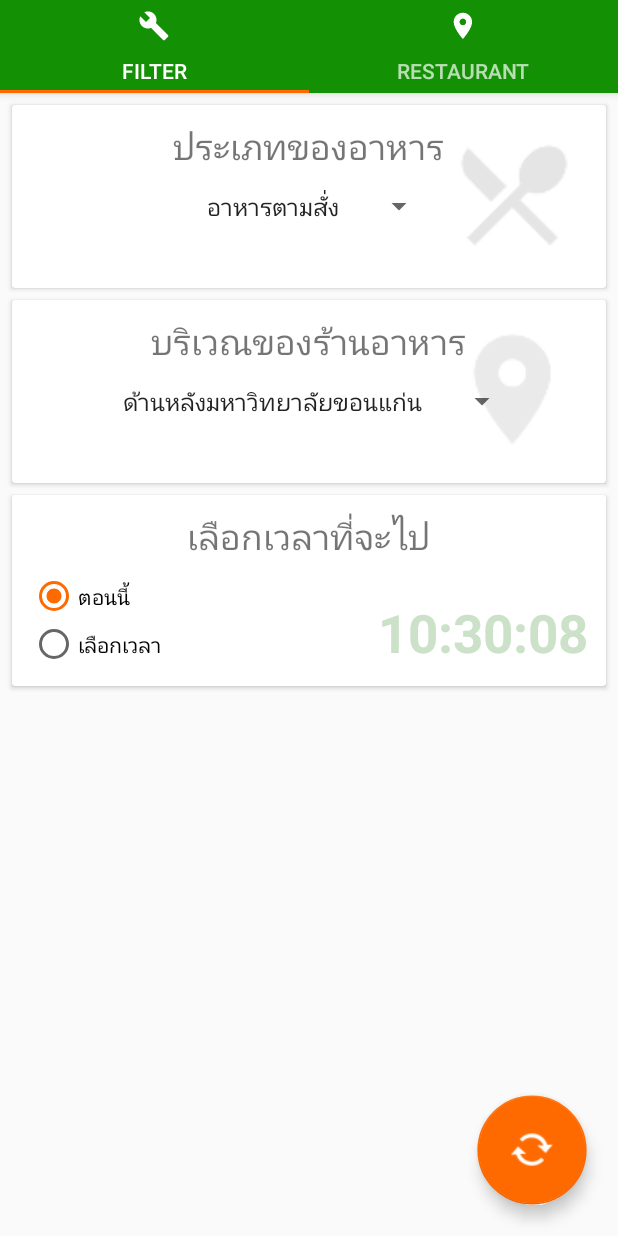
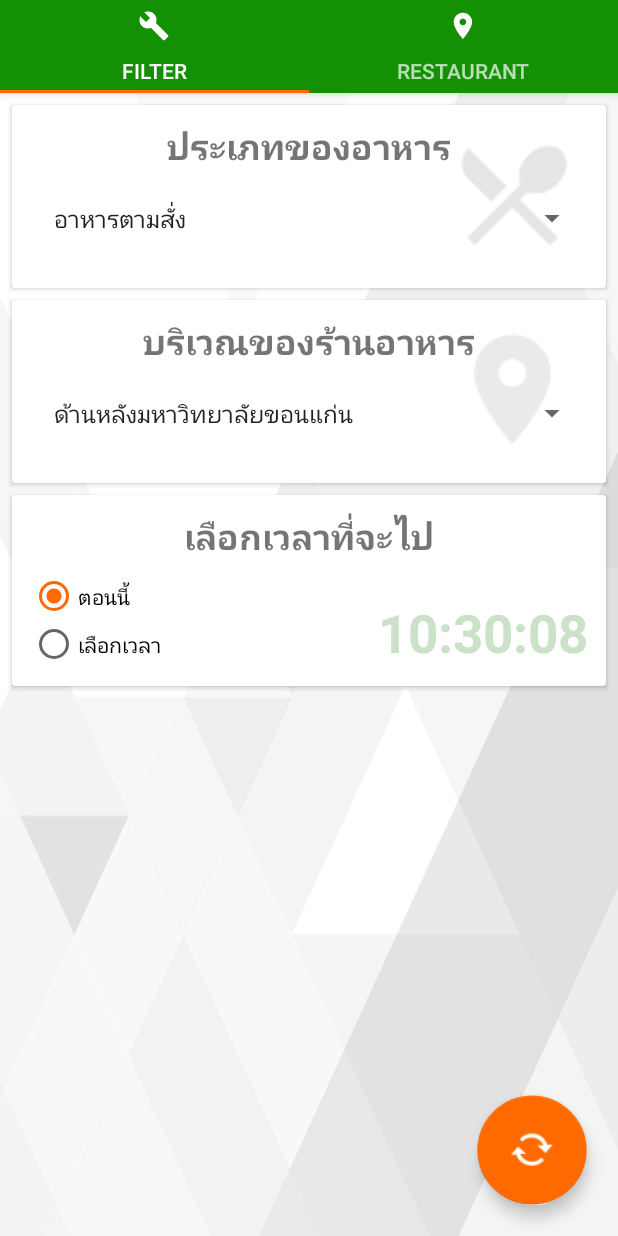
Before and after one commit to nopphonyel/TWTE, an Android app: the screen it shows after launch (MainActivity), on a phone screen of 412 x 824 dp. Run offline under Robolectric (Android 15) with nearby library versions, the phone set to English and light mode, and no system bars.

Commit message:
now change to webView in page that display the random restaurant

```diff
--- a/app/build.gradle
+++ b/app/build.gradle
@@ -8,8 +8,8 @@ android {
         applicationId "com.leaderproject.doikum.thewaytoeat"
         minSdkVersion 19
         targetSdkVersion 23
-        versionCode 1
-        versionName "Super ultimate unstable Alpha 0.0.00.000.0000.0.0.0.0.0.01"
+        versionCode 2
+        versionName "Super ultimate unstable Alpha 0.0.00.000.0000.0.0.0.0.0.02"
     }
     buildTypes {
         release {
--- a/app/src/main/java/com/leaderproject/doikum/thewaytoeat/ProgramStaticContent.java
+++ b/app/src/main/java/com/leaderproject/doikum/thewaytoeat/ProgramStaticContent.java
@@ -11,6 +11,8 @@ import java.sql.ResultSet;
 public class ProgramStaticContent {
 
     private static RestaurantObject restaurantObject = new RestaurantObject();
+
+    public static final String CONNECTION_LINK = "http://dlitsource.com/leadership/show.php?id=";
 
     private final static String TAG_CURRENT_VALUE = "PSC:CurrentValue";
 
@@ -89,6 +91,7 @@ public class ProgramStaticContent {
 
         try {
             String[] tempString = fetchedData.split(",");
+            restaurantObject.setId(tempString[0]);
             restaurantObject.setName(tempString[1]);
             restaurantObject.setType(tempString[2]);
             restaurantObject.setLocation(tempString[3]);
--- a/app/src/main/java/com/leaderproject/doikum/thewaytoeat/RestaurantObject.java
+++ b/app/src/main/java/com/leaderproject/doikum/thewaytoeat/RestaurantObject.java
@@ -4,7 +4,21 @@ package com.leaderproject.doikum.thewaytoeat;
  * Created by NR7 on 7/15/2016.
  */
 public class RestaurantObject {
-    private String name , location , type , openTime , closeTime;
+    private String name;
+    private String location;
+    private String type;
+    private String openTime;
+    private String closeTime;
+
+    public String getId() {
+        return id;
+    }
+
+    public void setId(String id) {
+        this.id = id;
+    }
+
+    private String id;
 
     public String getName() {
         return name;
--- a/app/src/main/java/com/leaderproject/doikum/thewaytoeat/fragment/RandomPropertiesFragment.java
+++ b/app/src/main/java/com/leaderproject/doikum/thewaytoeat/fragment/RandomPropertiesFragment.java
@@ -6,7 +6,6 @@ import android.os.Bundle;
 import android.os.Handler;
 import android.support.v4.app.Fragment;
 import android.support.v4.app.FragmentActivity;
-import android.util.Log;
 import android.view.LayoutInflater;
 import android.view.View;
 import android.view.ViewGroup;
@@ -42,7 +41,7 @@ public class RandomPropertiesFragment extends Fragment implements View.OnClickLi
 
     @Override
     public View onCreateView(LayoutInflater inflater, ViewGroup container, Bundle savBundle) {
-        ViewGroup rootView = (ViewGroup) inflater.inflate(R.layout.ramdom_properties_center, container, false);
+        ViewGroup rootView = (ViewGroup) inflater.inflate(R.layout.random_properties_center, container, false);
         typeSpinner = (AppCompatSpinner) rootView.findViewById(R.id.type_spin);
         zoneSpinner = (AppCompatSpinner) rootView.findViewById(R.id.zone_spin);
         radioTimeNow = (RadioButton) rootView.findViewById(R.id.radio_button_time_now);
--- a/app/src/main/java/com/leaderproject/doikum/thewaytoeat/fragment/RandomResultFragment.java
+++ b/app/src/main/java/com/leaderproject/doikum/thewaytoeat/fragment/RandomResultFragment.java
@@ -5,12 +5,15 @@ import android.support.v4.app.Fragment;
 import android.view.LayoutInflater;
 import android.view.View;
 import android.view.ViewGroup;
+import android.webkit.WebView;
+import android.webkit.WebViewClient;
 import android.widget.ProgressBar;
 import android.widget.TextView;
 
 import com.leaderproject.doikum.thewaytoeat.ProgramStaticContent;
 import com.leaderproject.doikum.thewaytoeat.R;
 import com.leaderproject.doikum.thewaytoeat.RestaurantObject;
+import com.leaderproject.doikum.thewaytoeat.backgroundTask.GetRestuarant;
 
 import org.w3c.dom.Text;
 
@@ -22,27 +25,46 @@ public class RandomResultFragment extends Fragment {
     private static TextView restaurantNameTextView;
     private static TextView restaurantDetailTextView;
 
+    private static WebView webView;
     private static boolean fragmentCreated = false;
 
     @Override
     public View onCreateView(LayoutInflater inflater, ViewGroup container, Bundle savBundle) {
-        ViewGroup rootView = (ViewGroup) inflater.inflate(R.layout.random_result_layout, container, false);
+        /*ViewGroup rootView = (ViewGroup) inflater.inflate(R.layout.random_result_center_layout, container, false);
         restaurantNameTextView = (TextView) rootView.findViewById(R.id.res_name);
-        restaurantDetailTextView = (TextView) rootView.findViewById(R.id.res_addres);
+        restaurantDetailTextView = (TextView) rootView.findViewById(R.id.res_addres);*/
+
+        ViewGroup rootView = (ViewGroup) inflater.inflate(R.layout.random_result_web_view , container , false);
+
+        webView = (WebView)rootView.findViewById(R.id.view_random_result);
+        setUpWebView();
+
         fragmentCreated = true;
         return rootView;
     }
 
-    public static void updateContent() {
+    public static void updateContent(String state) {
         RestaurantObject currentRestaurant = ProgramStaticContent.getRestaurantObject();
+        webView.loadUrl(ProgramStaticContent.CONNECTION_LINK+currentRestaurant.getId());
+        /*
         restaurantNameTextView.setText(currentRestaurant.getName());
-        restaurantDetailTextView.setText(currentRestaurant.getLocation() + "\n" +
-                        currentRestaurant.getType() + "\n" +
-                        currentRestaurant.getOpenTime() + "\n" +
-                        currentRestaurant.getCloseTime());
+        if(state.equalsIgnoreCase(GetRestuarant.NOT_FOUND)){
+            restaurantDetailTextView.setText("");
+        }
+        else {
+            restaurantDetailTextView.setText(currentRestaurant.getLocation() + "\n" +
+                    currentRestaurant.getType() + "\n" +
+                    currentRestaurant.getOpenTime() + "\n" +
+                    currentRestaurant.getCloseTime());
+        }*/
     }
 
     public static boolean isFragmentCreated(){
         return fragmentCreated;
     }
+
+    private void setUpWebView(){
+        webView.getSettings().setJavaScriptEnabled(true);
+        webView.setWebViewClient(new WebViewClient());
+    }
 }
--- a/app/src/main/res/layout/activity_main.xml
+++ b/app/src/main/res/layout/activity_main.xml
@@ -5,6 +5,7 @@
     android:layout_width="match_parent"
     android:layout_height="match_parent"
     android:fitsSystemWindows="true"
+    android:background="@drawable/bw_polygon"
     tools:context="com.leaderproject.doikum.thewaytoeat.MainActivity">
 
     <android.support.design.widget.AppBarLayout
--- a/app/src/main/res/layout/ramdom_properties_center.xml
+++ b/app/src/main/res/layout/random_properties_center.xml
@@ -27,6 +27,7 @@
 
                 <TextView
                     android:id="@+id/type_title"
+                    android:textStyle="bold"
                     android:layout_width="wrap_content"
                     android:layout_height="wrap_content"
                     android:text="@string/card_type_title"
@@ -43,8 +44,9 @@
                     android:src="@mipmap/ic_dinning" />
 
                 <android.support.v7.widget.AppCompatSpinner
+                    android:layout_marginTop="@dimen/nice_card_margin"
                     android:id="@+id/type_spin"
-                    android:layout_width="wrap_content"
+                    android:layout_width="match_parent"
                     android:layout_height="wrap_content"
                     android:layout_below="@id/type_title"
                     android:layout_centerHorizontal="true"
@@ -74,6 +76,7 @@
 
                 <TextView
                     android:id="@+id/zone_title"
+                    android:textStyle="bold"
                     android:layout_width="wrap_content"
                     android:layout_height="wrap_content"
                     android:text="@string/card_zone_title"
@@ -90,8 +93,9 @@
                     android:src="@mipmap/ic_zone" />
 
                 <android.support.v7.widget.AppCompatSpinner
+                    android:layout_marginTop="@dimen/nice_card_margin"
                     android:id="@+id/zone_spin"
-                    android:layout_width="wrap_content"
+                    android:layout_width="match_parent"
                     android:layout_height="wrap_content"
                     android:layout_below="@id/zone_title"
                     android:layout_centerHorizontal="true"
@@ -133,6 +137,7 @@
 
                 <TextView
                     android:id="@+id/time_title"
+                    android:textStyle="bold"
                     android:layout_width="wrap_content"
                     android:layout_height="wrap_content"
                     android:text="@string/card_time_pick_title"
--- a/app/src/main/res/values/strings.xml
+++ b/app/src/main/res/values/strings.xml
@@ -1,5 +1,5 @@
 <resources>
-    <string name="app_name">The way to eat</string>
+    <string name="app_name">KKU Food Random</string>
     <string name="action_settings">Settings</string>
     <string name="card_type_title">ประเภทของอาหาร</string>
     <string name="card_zone_title">บริเวณของร้านอาหาร</string>
```
Also changed, not shown: app/src/main/java/com/leaderproject/doikum/thewaytoeat/backgroundTask/GetRestuarant.java (+8 -1 lines), app/src/main/res/layout/random_result_center_layout.xml (added, +37 -0 lines), app/src/main/res/layout/random_result_web_view.xml (added, +9 -0 lines), app/src/main/res/drawable/bw_polygon.jpg (added), app/src/main/res/drawable/bwpolygon_wallpaper.jpg (added).
